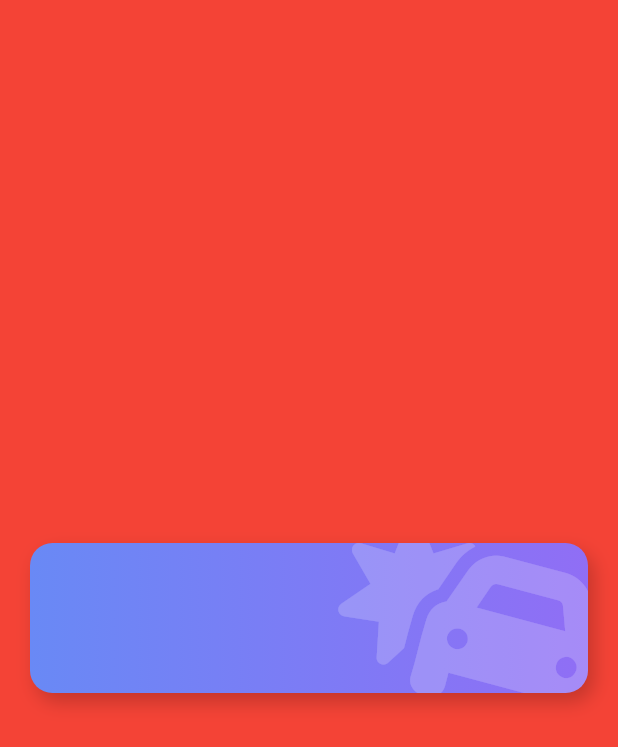
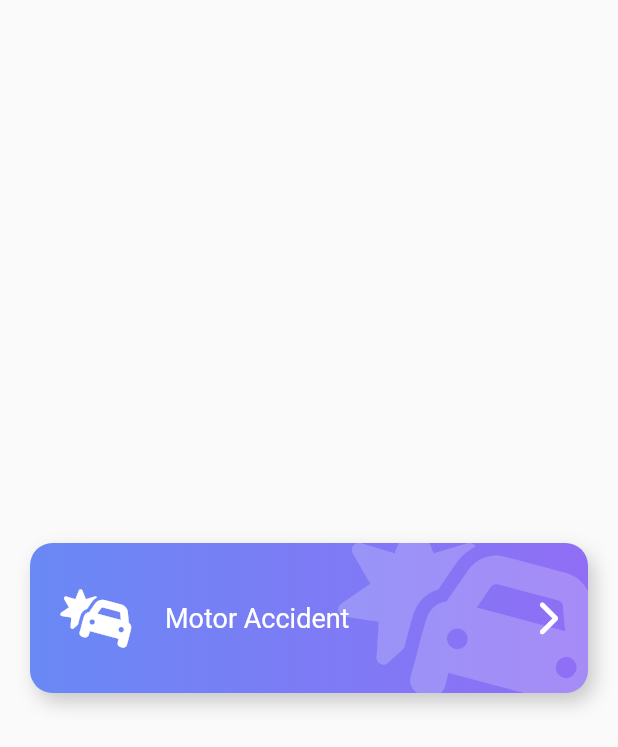
Before and after one commit to andresbadillo/flutter_emergency_demo, a Flutter app: the screen it shows after launch, on a phone screen of 412 x 824 dp. Shown: the top 747 px of the screen. Run offline on Flutter 3.47's test engine with Material 2 defaults, Android fonts, the phone set to English and light mode, and no system bars; our stand-ins replace font_awesome_flutter.

Commit message:
Se parametrizo el boton

```diff
--- a/lib/src/pages/emergency_page.dart
+++ b/lib/src/pages/emergency_page.dart
@@ -10,7 +10,6 @@ class EmergencyPage extends StatelessWidget {
   @override
   Widget build(BuildContext context) {
     return const Scaffold(
-      backgroundColor: Colors.red,
       body: Center(
         child: BotonGordo(),
       ),
--- a/lib/src/widgets/boton_gordo.dart
+++ b/lib/src/widgets/boton_gordo.dart
@@ -6,7 +6,40 @@ class BotonGordo extends StatelessWidget {
 
   @override
   Widget build(BuildContext context) {
-    return _BotonGordoBackground();
+    return Stack(
+      children: [
+        _BotonGordoBackground(),
+        Row(
+          mainAxisAlignment: MainAxisAlignment.center,
+          children: [
+            SizedBox(
+              height: 140,
+              width: 40,
+            ),
+            FaIcon(
+              FontAwesomeIcons.carBurst,
+              color: Colors.white,
+              size: 40,
+            ),
+            SizedBox(width: 20),
+            Expanded(
+              child: Text(
+                'Motor Accident',
+                style: TextStyle(
+                  color: Colors.white,
+                  fontSize: 18,
+                ),
+              ),
+            ),
+            FaIcon(
+              FontAwesomeIcons.chevronRight,
+              color: Colors.white,
+            ),
+            SizedBox(width: 40),
+          ],
+        ),
+      ],
+    );
   }
 }
 
```
